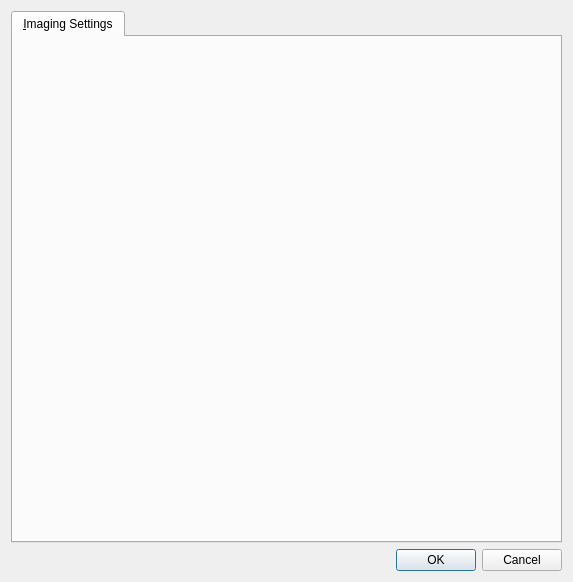
First picture: the form in plugins/cam_andor/andorsettingsdialog.ui, repository jkriege2/QuickFit3, before the edit.
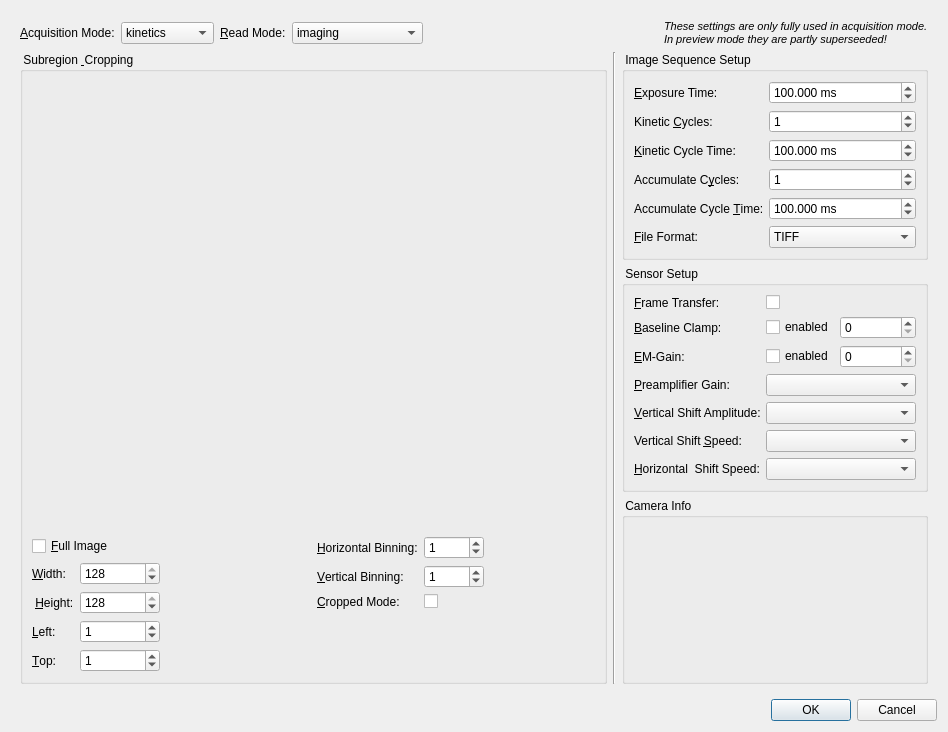
Second picture: the form after the edit. Icons and pictures are not drawn. Custom widgets are drawn as their Qt base class.

```diff
--- a/plugins/cam_andor/andorsettingsdialog.ui
+++ b/plugins/cam_andor/andorsettingsdialog.ui
@@ -6,8 +6,8 @@
    <rect>
     <x>0</x>
     <y>0</y>
-    <width>573</width>
-    <height>582</height>
+    <width>948</width>
+    <height>732</height>
    </rect>
   </property>
   <property name="windowTitle">
@@ -22,21 +22,682 @@
   </property>
   <layout class="QVBoxLayout" name="verticalLayout">
    <item>
-    <widget class="QTabWidget" name="tabWidget">
-     <property name="tabShape">
-      <enum>QTabWidget::Rounded</enum>
-     </property>
-     <property name="currentIndex">
-      <number>0</number>
-     </property>
-     <property name="documentMode">
-      <bool>false</bool>
-     </property>
-     <widget class="QWidget" name="tab">
-      <attribute name="title">
-       <string>&amp;Imaging Settings</string>
-      </attribute>
-     </widget>
+    <widget class="QWidget" name="widget" native="true">
+     <layout class="QGridLayout" name="gridLayout" rowstretch="0,1,1,2" columnstretch="1,0,0">
+      <item row="0" column="0" colspan="3">
+       <layout class="QHBoxLayout" name="horizontalLayout">
+        <item>
+         <widget class="QLabel" name="label_2">
+          <property name="text">
+           <string>&amp;Acquisition Mode:</string>
+          </property>
+          <property name="buddy">
+           <cstring>cmbAcquisitionMode</cstring>
+          </property>
+         </widget>
+        </item>
+        <item>
+         <widget class="QComboBox" name="cmbAcquisitionMode">
+          <item>
+           <property name="text">
+            <string>kinetics</string>
+           </property>
+          </item>
+          <item>
+           <property name="text">
+            <string>accumulate</string>
+           </property>
+          </item>
+         </widget>
+        </item>
+        <item>
+         <widget class="QLabel" name="label">
+          <property name="text">
+           <string>&amp;Read Mode:</string>
+          </property>
+          <property name="buddy">
+           <cstring>cmbReadMode</cstring>
+          </property>
+         </widget>
+        </item>
+        <item>
+         <widget class="QComboBox" name="cmbReadMode">
+          <item>
+           <property name="text">
+            <string>imaging</string>
+           </property>
+          </item>
+          <item>
+           <property name="text">
+            <string>cropped mode</string>
+           </property>
+          </item>
+          <item>
+           <property name="text">
+            <string>full vertical binning</string>
+           </property>
+          </item>
+         </widget>
+        </item>
+        <item>
+         <spacer name="horizontalSpacer">
+          <property name="orientation">
+           <enum>Qt::Horizontal</enum>
+          </property>
+          <property name="sizeHint" stdset="0">
+           <size>
+            <width>40</width>
+            <height>20</height>
+           </size>
+          </property>
+         </spacer>
+        </item>
+        <item>
+         <widget class="QLabel" name="label_22">
+          <property name="text">
+           <string>&lt;!DOCTYPE HTML PUBLIC &quot;-//W3C//DTD HTML 4.0//EN&quot; &quot;http://www.w3.org/TR/REC-html40/strict.dtd&quot;&gt;
+&lt;html&gt;&lt;head&gt;&lt;meta name=&quot;qrichtext&quot; content=&quot;1&quot; /&gt;&lt;style type=&quot;text/css&quot;&gt;
+p, li { white-space: pre-wrap; }
+&lt;/style&gt;&lt;/head&gt;&lt;body style=&quot; font-family:'MS Shell Dlg 2'; font-size:8.25pt; font-weight:400; font-style:normal;&quot;&gt;
+&lt;p style=&quot; margin-top:0px; margin-bottom:0px; margin-left:0px; margin-right:0px; -qt-block-indent:0; text-indent:0px;&quot;&gt;&lt;span style=&quot; font-size:8pt; font-style:italic;&quot;&gt;These settings are only fully used in acquisition mode.&lt;/span&gt;&lt;/p&gt;
+&lt;p style=&quot; margin-top:0px; margin-bottom:0px; margin-left:0px; margin-right:0px; -qt-block-indent:0; text-indent:0px;&quot;&gt;&lt;span style=&quot; font-size:8pt; font-style:italic;&quot;&gt;In preview mode they are partly superseeded!&lt;/span&gt;&lt;/p&gt;&lt;/body&gt;&lt;/html&gt;</string>
+          </property>
+         </widget>
+        </item>
+       </layout>
+      </item>
+      <item row="1" column="0" rowspan="3">
+       <widget class="QGroupBox" name="groupBox_2">
+        <property name="title">
+         <string> Subregion &amp; Cropping </string>
+        </property>
+        <property name="flat">
+         <bool>true</bool>
+        </property>
+        <layout class="QGridLayout" name="gridLayout_2" rowstretch="1,0">
+         <item row="1" column="0">
+          <layout class="QFormLayout" name="formLayout_4">
+           <item row="1" column="0">
+            <widget class="QLabel" name="label_18">
+             <property name="text">
+              <string>&amp;Width:</string>
+             </property>
+             <property name="buddy">
+              <cstring>spinWidth</cstring>
+             </property>
+            </widget>
+           </item>
+           <item row="1" column="1">
+            <widget class="QSpinBox" name="spinWidth">
+             <property name="maximumSize">
+              <size>
+               <width>80</width>
+               <height>16777215</height>
+              </size>
+             </property>
+             <property name="maximum">
+              <number>128</number>
+             </property>
+             <property name="value">
+              <number>128</number>
+             </property>
+            </widget>
+           </item>
+           <item row="2" column="0">
+            <widget class="QLabel" name="label_19">
+             <property name="text">
+              <string> &amp;Height:</string>
+             </property>
+             <property name="buddy">
+              <cstring>spinHeight</cstring>
+             </property>
+            </widget>
+           </item>
+           <item row="2" column="1">
+            <widget class="QSpinBox" name="spinHeight">
+             <property name="maximumSize">
+              <size>
+               <width>80</width>
+               <height>16777215</height>
+              </size>
+             </property>
+             <property name="maximum">
+              <number>128</number>
+             </property>
+             <property name="value">
+              <number>128</number>
+             </property>
+            </widget>
+           </item>
+           <item row="3" column="0">
+            <widget class="QLabel" name="label_21">
+             <property name="text">
+              <string>&amp;Left:</string>
+             </property>
+             <property name="buddy">
+              <cstring>spinLeft</cstring>
+             </property>
+            </widget>
+           </item>
+           <item row="3" column="1">
+            <widget class="QSpinBox" name="spinLeft">
+             <property name="maximumSize">
+              <size>
+               <width>80</width>
+               <height>16777215</height>
+              </size>
+             </property>
+             <property name="maximum">
+              <number>128</number>
+             </property>
+             <property name="value">
+              <number>1</number>
+             </property>
+            </widget>
+           </item>
+           <item row="4" column="0">
+            <widget class="QLabel" name="label_20">
+             <property name="text">
+              <string>&amp;Top:</string>
+             </property>
+             <property name="buddy">
+              <cstring>spinTop</cstring>
+             </property>
+            </widget>
+           </item>
+           <item row="4" column="1">
+            <widget class="QSpinBox" name="spinTop">
+             <property name="maximumSize">
+              <size>
+               <width>80</width>
+               <height>16777215</height>
+              </size>
+             </property>
+             <property name="maximum">
+              <number>128</number>
+             </property>
+             <property name="value">
+              <number>1</number>
+             </property>
+            </widget>
+           </item>
+           <item row="0" column="0" colspan="2">
+            <widget class="QCheckBox" name="chkFullImage">
+             <property name="text">
+              <string>&amp;Full Image</string>
+             </property>
+            </widget>
+           </item>
+          </layout>
+         </item>
+         <item row="1" column="1">
+          <layout class="QFormLayout" name="formLayout_3">
+           <item row="0" column="0">
+            <widget class="QLabel" name="label_15">
+             <property name="text">
+              <string>&amp;Horizontal Binning:</string>
+             </property>
+             <property name="buddy">
+              <cstring>spinHorizontalBinning</cstring>
+             </property>
+            </widget>
+           </item>
+           <item row="0" column="1">
+            <widget class="QSpinBox" name="spinHorizontalBinning">
+             <property name="maximumSize">
+              <size>
+               <width>60</width>
+               <height>16777215</height>
+              </size>
+             </property>
+             <property name="maximum">
+              <number>128</number>
+             </property>
+             <property name="value">
+              <number>1</number>
+             </property>
+            </widget>
+           </item>
+           <item row="1" column="0">
+            <widget class="QLabel" name="label_16">
+             <property name="text">
+              <string>&amp;Vertical Binning:</string>
+             </property>
+             <property name="buddy">
+              <cstring>spinVerticalBinning</cstring>
+             </property>
+            </widget>
+           </item>
+           <item row="1" column="1">
+            <widget class="QSpinBox" name="spinVerticalBinning">
+             <property name="maximumSize">
+              <size>
+               <width>60</width>
+               <height>16777215</height>
+              </size>
+             </property>
+             <property name="maximum">
+              <number>128</number>
+             </property>
+             <property name="value">
+              <number>1</number>
+             </property>
+            </widget>
+           </item>
+           <item row="2" column="0">
+            <widget class="QLabel" name="label_17">
+             <property name="text">
+              <string>&amp;Cropped Mode:</string>
+             </property>
+             <property name="buddy">
+              <cstring>chkCroppedMode</cstring>
+             </property>
+            </widget>
+           </item>
+           <item row="2" column="1">
+            <widget class="QCheckBox" name="chkCroppedMode">
+             <property name="text">
+              <string/>
+             </property>
+            </widget>
+           </item>
+          </layout>
+         </item>
+         <item row="0" column="0" colspan="2">
+          <widget class="JKQTFastPlotter" name="plotter" native="true"/>
+         </item>
+        </layout>
+       </widget>
+      </item>
+      <item row="1" column="2">
+       <widget class="QGroupBox" name="groupBox">
+        <property name="title">
+         <string> Image Sequence Setup </string>
+        </property>
+        <property name="flat">
+         <bool>true</bool>
+        </property>
+        <layout class="QFormLayout" name="formLayout">
+         <item row="0" column="0">
+          <widget class="QLabel" name="label_3">
+           <property name="text">
+            <string>&amp;Exposure Time:</string>
+           </property>
+           <property name="buddy">
+            <cstring>spinExposure</cstring>
+           </property>
+          </widget>
+         </item>
+         <item row="0" column="1">
+          <widget class="QDoubleSpinBox" name="spinExposure">
+           <property name="suffix">
+            <string> ms</string>
+           </property>
+           <property name="decimals">
+            <number>3</number>
+           </property>
+           <property name="minimum">
+            <double>0.000000000000000</double>
+           </property>
+           <property name="maximum">
+            <double>100000.000000000000000</double>
+           </property>
+           <property name="singleStep">
+            <double>1.000000000000000</double>
+           </property>
+           <property name="value">
+            <double>100.000000000000000</double>
+           </property>
+          </widget>
+         </item>
+         <item row="1" column="0">
+          <widget class="QLabel" name="label_7">
+           <property name="text">
+            <string>Kinetic &amp;Cycles:</string>
+           </property>
+           <property name="buddy">
+            <cstring>spinKineticCycles</cstring>
+           </property>
+          </widget>
+         </item>
+         <item row="1" column="1">
+          <widget class="QSpinBox" name="spinKineticCycles">
+           <property name="maximum">
+            <number>9999999</number>
+           </property>
+           <property name="value">
+            <number>1</number>
+           </property>
+          </widget>
+         </item>
+         <item row="2" column="0">
+          <widget class="QLabel" name="label_6">
+           <property name="text">
+            <string>&amp;Kinetic Cycle Time:</string>
+           </property>
+           <property name="buddy">
+            <cstring>spinKineticCycleTime</cstring>
+           </property>
+          </widget>
+         </item>
+         <item row="2" column="1">
+          <widget class="QDoubleSpinBox" name="spinKineticCycleTime">
+           <property name="suffix">
+            <string> ms</string>
+           </property>
+           <property name="decimals">
+            <number>3</number>
+           </property>
+           <property name="minimum">
+            <double>0.000000000000000</double>
+           </property>
+           <property name="maximum">
+            <double>100000.000000000000000</double>
+           </property>
+           <property name="singleStep">
+            <double>1.000000000000000</double>
+           </property>
+           <property name="value">
+            <double>100.000000000000000</double>
+           </property>
+          </widget>
+         </item>
+         <item row="3" column="0">
+          <widget class="QLabel" name="label_4">
+           <property name="text">
+            <string>Accumulate C&amp;ycles:</string>
+           </property>
+           <property name="buddy">
+            <cstring>spinAccumulates</cstring>
+           </property>
+          </widget>
+         </item>
+         <item row="3" column="1">
+          <widget class="QSpinBox" name="spinAccumulates">
+           <property name="maximum">
+            <number>9999999</number>
+           </property>
+           <property name="value">
+            <number>1</number>
+           </property>
+          </widget>
+         </item>
+         <item row="4" column="0">
+          <widget class="QLabel" name="label_5">
+           <property name="text">
+            <string>Accumulate Cycle &amp;Time:</string>
+           </property>
+           <property name="buddy">
+            <cstring>spinAccCycleTime</cstring>
+           </property>
+          </widget>
+         </item>
+         <item row="4" column="1">
+          <widget class="QDoubleSpinBox" name="spinAccCycleTime">
+           <property name="suffix">
+            <string> ms</string>
+           </property>
+           <property name="decimals">
+            <number>3</number>
+           </property>
+           <property name="minimum">
+            <double>0.000000000000000</double>
+           </property>
+           <property name="maximum">
+            <double>100000.000000000000000</double>
+           </property>
+           <property name="singleStep">
+            <double>1.000000000000000</double>
+           </property>
+           <property name="value">
+            <double>100.000000000000000</double>
+           </property>
+          </widget>
+         </item>
+         <item row="5" column="0">
+          <widget class="QLabel" name="label_23">
+           <property name="text">
+            <string>&amp;File Format:</string>
+           </property>
+           <property name="buddy">
+            <cstring>cmbFileFormat</cstring>
+           </property>
+          </widget>
+         </item>
+         <item row="5" column="1">
+          <widget class="QComboBox" name="cmbFileFormat">
+           <item>
+            <property name="text">
+             <string>TIFF</string>
+            </property>
+           </item>
+          </widget>
+         </item>
+        </layout>
+       </widget>
+      </item>
+      <item row="2" column="2">
+       <widget class="QGroupBox" name="groupBox_3">
+        <property name="title">
+         <string> Sensor Setup </string>
+        </property>
+        <property name="flat">
+         <bool>true</bool>
+        </property>
+        <layout class="QFormLayout" name="formLayout_2">
+         <property name="fieldGrowthPolicy">
+          <enum>QFormLayout::AllNonFixedFieldsGrow</enum>
+         </property>
+         <item row="0" column="0">
+          <widget class="QLabel" name="label_8">
+           <property name="text">
+            <string>&amp;Frame Transfer:</string>
+           </property>
+           <property name="buddy">
+            <cstring>chkFrameTransfer</cstring>
+           </property>
+          </widget>
+         </item>
+         <item row="0" column="1">
+          <widget class="QCheckBox" name="chkFrameTransfer">
+           <property name="text">
+            <string/>
+           </property>
+          </widget>
+         </item>
+         <item row="1" column="0">
+          <widget class="QLabel" name="label_9">
+           <property name="text">
+            <string>&amp;Baseline Clamp:</string>
+           </property>
+           <property name="buddy">
+            <cstring>chkBaselineClamp</cstring>
+           </property>
+          </widget>
+         </item>
+         <item row="1" column="1">
+          <layout class="QHBoxLayout" name="horizontalLayout_3" stretch="0,1">
+           <item>
+            <widget class="QCheckBox" name="chkBaselineClamp">
+             <property name="text">
+              <string>enabled</string>
+             </property>
+            </widget>
+           </item>
+           <item>
+            <widget class="QSpinBox" name="spinBaselineOffset">
+             <property name="maximumSize">
+              <size>
+               <width>100</width>
+               <height>16777215</height>
+              </size>
+             </property>
+             <property name="maximum">
+              <number>65500</number>
+             </property>
+             <property name="singleStep">
+              <number>100</number>
+             </property>
+            </widget>
+           </item>
+          </layout>
+         </item>
+         <item row="2" column="0">
+          <widget class="QLabel" name="label_10">
+           <property name="text">
+            <string>&amp;EM-Gain:</string>
+           </property>
+           <property name="buddy">
+            <cstring>chkEMGain</cstring>
+           </property>
+          </widget>
+         </item>
+         <item row="2" column="1">
+          <layout class="QHBoxLayout" name="horizontalLayout_4" stretch="0,1">
+           <item>
+            <widget class="QCheckBox" name="chkEMGain">
+             <property name="text">
+              <string>enabled</string>
+             </property>
+            </widget>
+           </item>
+           <item>
+            <widget class="QSpinBox" name="spinEMGain">
+             <property name="maximumSize">
+              <size>
+               <width>100</width>
+               <height>16777215</height>
+              </size>
+             </property>
+             <property name="maximum">
+              <number>300</number>
+             </property>
+            </widget>
+           </item>
+          </layout>
+         </item>
+         <item row="3" column="0">
+          <widget class="QLabel" name="label_11">
+           <property name="text">
+            <string>&amp;Preamplifier Gain:</string>
+           </property>
+           <property name="buddy">
+            <cstring>cmbPreampGain</cstring>
+           </property>
+          </widget>
+         </item>
+         <item row="3" column="1">
+          <widget class="QComboBox" name="cmbPreampGain">
+           <property name="minimumSize">
+            <size>
+             <width>150</width>
+             <height>0</height>
+            </size>
+           </property>
+           <property name="maximumSize">
+            <size>
+             <width>150</width>
+             <height>16777215</height>
+            </size>
+           </property>
+          </widget>
+         </item>
+         <item row="4" column="0">
+          <widget class="QLabel" name="label_12">
+           <property name="text">
+            <string>&amp;Vertical Shift Amplitude:</string>
+           </property>
+           <property name="buddy">
+            <cstring>cmbVerticalShiftAmplitude</cstring>
+           </property>
+          </widget>
+         </item>
+         <item row="4" column="1">
+          <widget class="QComboBox" name="cmbVerticalShiftAmplitude">
+           <property name="maximumSize">
+            <size>
+             <width>150</width>
+             <height>16777215</height>
+            </size>
+           </property>
+          </widget>
+         </item>
+         <item row="5" column="0">
+          <widget class="QLabel" name="label_13">
+           <property name="text">
+            <string>Vertical Shift &amp;Speed:</string>
+           </property>
+           <property name="buddy">
+            <cstring>cmbVerticalShiftSpeed</cstring>
+           </property>
+          </widget>
+         </item>
+         <item row="5" column="1">
+          <widget class="QComboBox" name="cmbVerticalShiftSpeed">
+           <property name="maximumSize">
+            <size>
+             <width>150</width>
+             <height>16777215</height>
+            </size>
+           </property>
+          </widget>
+         </item>
+         <item row="6" column="0">
+          <widget class="QLabel" name="label_14">
+           <property name="text">
+            <string>&amp;Horizontal  Shift Speed:</string>
+           </property>
+           <property name="buddy">
+            <cstring>cmbHorizontalShiftSpeed</cstring>
+           </property>
+          </widget>
+         </item>
+         <item row="6" column="1">
+          <widget class="QComboBox" name="cmbHorizontalShiftSpeed">
+           <property name="maximumSize">
+            <size>
+             <width>150</width>
+             <height>16777215</height>
+            </size>
+           </property>
+          </widget>
+         </item>
+        </layout>
+       </widget>
+      </item>
+      <item row="3" column="2">
+       <widget class="QGroupBox" name="grpCameraInfo">
+        <property name="title">
+         <string> Camera Info </string>
+        </property>
+        <property name="flat">
+         <bool>true</bool>
+        </property>
+        <layout class="QHBoxLayout" name="horizontalLayout_2">
+         <item>
+          <widget class="QLabel" name="labCameraInfo">
+           <property name="text">
+            <string/>
+           </property>
+           <property name="alignment">
+            <set>Qt::AlignLeading|Qt::AlignLeft|Qt::AlignTop</set>
+           </property>
+           <property name="wordWrap">
+            <bool>true</bool>
+           </property>
+          </widget>
+         </item>
+        </layout>
+       </widget>
+      </item>
+      <item row="1" column="1" rowspan="3">
+       <widget class="Line" name="line">
+        <property name="orientation">
+         <enum>Qt::Vertical</enum>
+        </property>
+       </widget>
+      </item>
+     </layout>
     </widget>
    </item>
    <item>
@@ -51,6 +712,42 @@
    </item>
   </layout>
  </widget>
+ <customwidgets>
+  <customwidget>
+   <class>JKQTFastPlotter</class>
+   <extends>QWidget</extends>
+   <header>../../../../../LIB/trunk/qt/jkqtfastplotter.h</header>
+   <container>1</container>
+  </customwidget>
+ </customwidgets>
+ <tabstops>
+  <tabstop>widget</tabstop>
+  <tabstop>cmbAcquisitionMode</tabstop>
+  <tabstop>cmbReadMode</tabstop>
+  <tabstop>spinExposure</tabstop>
+  <tabstop>spinKineticCycles</tabstop>
+  <tabstop>spinKineticCycleTime</tabstop>
+  <tabstop>spinAccumulates</tabstop>
+  <tabstop>spinAccCycleTime</tabstop>
+  <tabstop>chkFrameTransfer</tabstop>
+  <tabstop>chkBaselineClamp</tabstop>
+  <tabstop>spinBaselineOffset</tabstop>
+  <tabstop>chkEMGain</tabstop>
+  <tabstop>spinEMGain</tabstop>
+  <tabstop>cmbPreampGain</tabstop>
+  <tabstop>cmbVerticalShiftAmplitude</tabstop>
+  <tabstop>cmbVerticalShiftSpeed</tabstop>
+  <tabstop>cmbHorizontalShiftSpeed</tabstop>
+  <tabstop>chkFullImage</tabstop>
+  <tabstop>spinWidth</tabstop>
+  <tabstop>spinHeight</tabstop>
+  <tabstop>spinLeft</tabstop>
+  <tabstop>spinTop</tabstop>
+  <tabstop>spinHorizontalBinning</tabstop>
+  <tabstop>spinVerticalBinning</tabstop>
+  <tabstop>chkCroppedMode</tabstop>
+  <tabstop>buttonBox</tabstop>
+ </tabstops>
  <resources>
   <include location="cam_andor.qrc"/>
  </resources>
```
Left out of the diff: 8 changed lines with no effect on the pictures.
